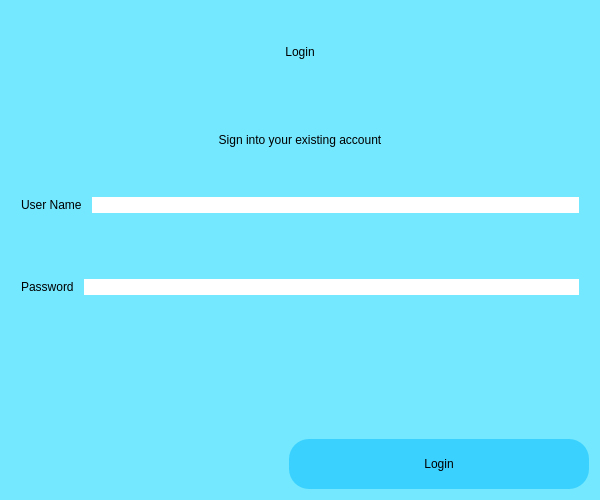
sreeramsuresh/Mahasa_Clinic, file LoginPage.ui: the form before one commit.
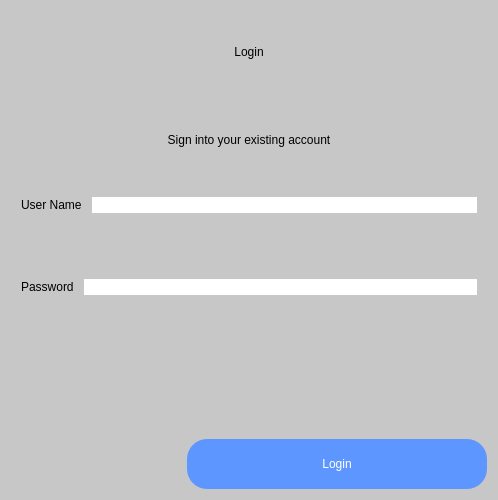
The form after the commit.

What changed in the file:
```diff
--- a/LoginPage.ui
+++ b/LoginPage.ui
@@ -6,27 +6,27 @@
    <rect>
     <x>0</x>
     <y>0</y>
-    <width>600</width>
+    <width>498</width>
     <height>500</height>
    </rect>
   </property>
   <property name="minimumSize">
    <size>
-    <width>600</width>
-    <height>500</height>
+    <width>0</width>
+    <height>0</height>
    </size>
   </property>
   <property name="maximumSize">
    <size>
-    <width>600</width>
-    <height>500</height>
+    <width>16777215</width>
+    <height>16777215</height>
    </size>
   </property>
   <property name="windowTitle">
    <string>Dialog</string>
   </property>
   <property name="styleSheet">
-   <string notr="true">QWidget#Dialog{background-color:rgb(116, 232, 255);}</string>
+   <string notr="true">QWidget#Dialog{background-color:rgb(199, 199, 199);}</string>
   </property>
   <layout class="QVBoxLayout" name="verticalLayout">
    <item>
@@ -161,9 +161,10 @@
       </size>
      </property>
      <property name="styleSheet">
-      <string notr="true">border-radius:20px;
-background-color:rgb(58, 209, 255);
-font: 14pt &quot;MV Boli&quot;;</string>
+      <string notr="true">background-color: rgb(94, 150, 255);
+color: rgb(255, 255, 255);
+font: 81 14pt &quot;Rockwell Extra Bold&quot;;
+border-radius:20px;</string>
      </property>
      <property name="text">
       <string>Login</string>
```
